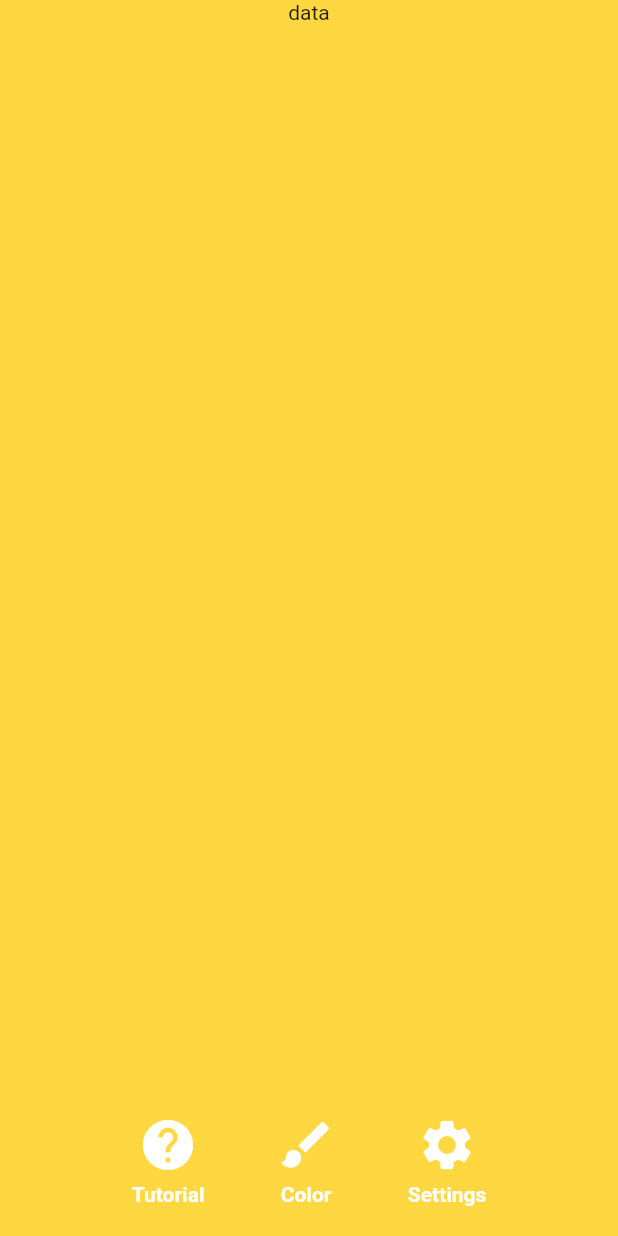
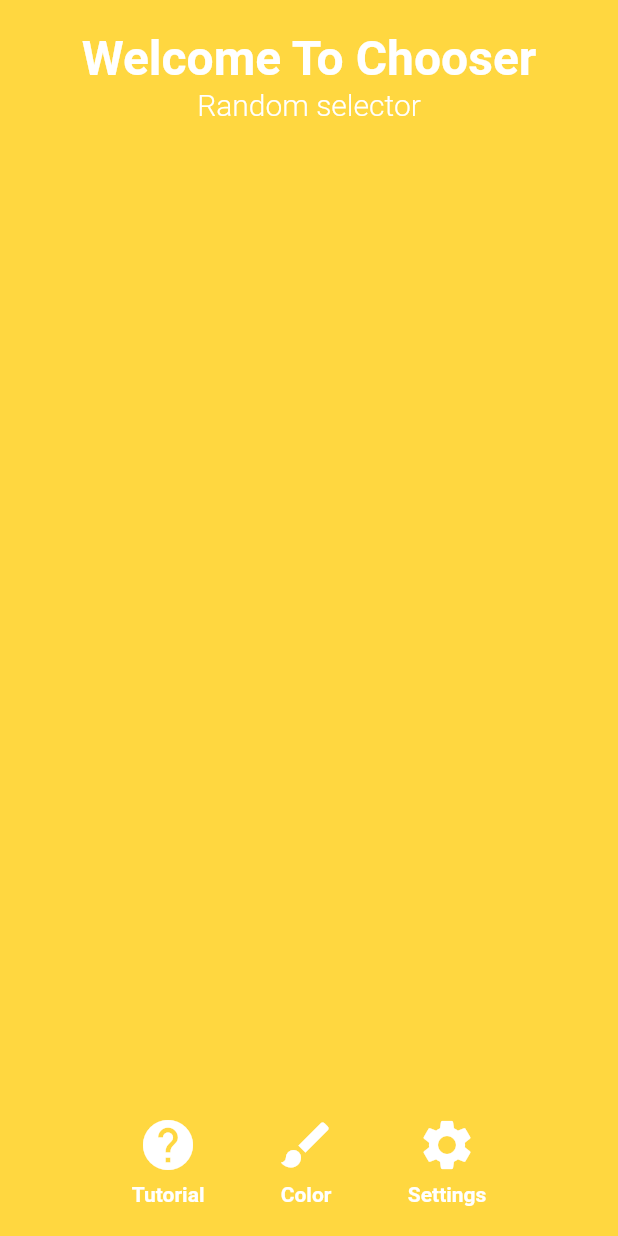
Before and after one commit to AnilDuri/chooser_app, a Flutter app: the screen it shows after launch, on a phone screen of 412 x 824 dp. Run offline on Flutter 3.47's test engine with Material 2 defaults, Android fonts, the light colour scheme and no system bars.

Commit message:
adjusting layouts

```diff
--- a/lib/home.dart
+++ b/lib/home.dart
@@ -7,18 +7,35 @@ class Home extends StatelessWidget {
   Widget build(BuildContext context) {
     return Scaffold(
       backgroundColor: Colors.amberAccent,
-      body: Center(
+      body: Padding(
+        padding: const EdgeInsets.symmetric(horizontal: 40, vertical: 20),
         child: SafeArea(
           child: Column(
             mainAxisAlignment: MainAxisAlignment.spaceBetween,
             children: [
               GestureDetector(
-                child: Text('data'),
+                child: const Column(
+                  children: [
+                    Text(
+                      'Welcome To Chooser',
+                      textAlign: TextAlign.center,
+                      style: TextStyle(
+                          color: Colors.white,
+                          fontSize: 32,
+                          fontWeight: FontWeight.bold),
                     ),
-              Padding(
-                padding:
-                    const EdgeInsets.symmetric(horizontal: 40, vertical: 20),
-                child: Row(
+                    Text(
+                      'Random selector',
+                      textAlign: TextAlign.center,
+                      style: TextStyle(
+                          color: Colors.white,
+                          fontSize: 20,
+                          fontWeight: FontWeight.w300),
+                    ),
+                  ],
+                ),
+              ),
+              Row(
                 mainAxisAlignment: MainAxisAlignment.spaceEvenly,
                 children: [
                   HomeButton(
@@ -37,7 +54,6 @@ class Home extends StatelessWidget {
                     onTap: () {},
                   )
                 ],
-                ),
               )
             ],
           ),
```
Lines whose indentation alone changed are shown as unchanged.
